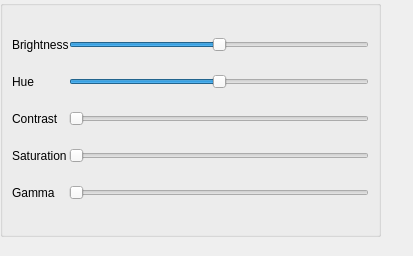
Old version of the form src/videoConfig.ui in the repository KDE/kamoso.
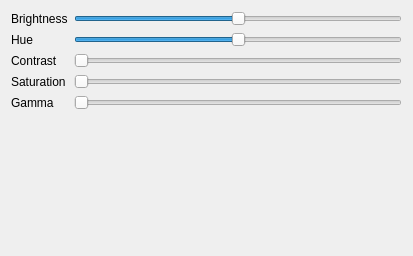
New version of the form.

Commit message: Fixed layouting and UI for video settings.

```diff
--- a/src/videoConfig.ui
+++ b/src/videoConfig.ui
@@ -13,32 +13,41 @@
   <property name="windowTitle">
    <string comment="KDE::DoNotExtract">Form</string>
   </property>
-  <widget class="QGroupBox" name="adjustEnable">
-   <property name="enabled">
-    <bool>true</bool>
-   </property>
-   <property name="geometry">
-    <rect>
-     <x>0</x>
-     <y>0</y>
-     <width>381</width>
-     <height>237</height>
-    </rect>
-   </property>
-   <property name="title">
-    <string/>
-   </property>
-   <property name="checkable">
-    <bool>false</bool>
-   </property>
-   <property name="checked">
-    <bool>false</bool>
-   </property>
-   <layout class="QGridLayout">
-    <property name="spacing">
-     <number>0</number>
-    </property>
-    <item row="2" column="1">
+  <layout class="QFormLayout" name="formLayout">
+   <item row="0" column="0">
+    <widget class="QLabel" name="brightnessLbl">
+     <property name="text">
+      <string>Brightness</string>
+     </property>
+    </widget>
+   </item>
+   <item row="0" column="1">
+    <widget class="QSlider" name="brightnessSlider">
+     <property name="minimum">
+      <number>-100</number>
+     </property>
+     <property name="maximum">
+      <number>100</number>
+     </property>
+     <property name="orientation">
+      <enum>Qt::Horizontal</enum>
+     </property>
+     <property name="tickPosition">
+      <enum>QSlider::NoTicks</enum>
+     </property>
+     <property name="tickInterval">
+      <number>100</number>
+     </property>
+    </widget>
+   </item>
+   <item row="1" column="0">
+    <widget class="QLabel" name="hueLbl">
+     <property name="text">
+      <string>Hue</string>
+     </property>
+    </widget>
+   </item>
+   <item row="1" column="1">
      <widget class="QSlider" name="hueSlider">
       <property name="minimum">
        <number>-100</number>
@@ -57,70 +66,37 @@
       </property>
      </widget>
     </item>
-    <item row="6" column="1">
-     <widget class="QSlider" name="gammaSlider">
-      <property name="minimum">
-       <number>1</number>
-      </property>
-      <property name="maximum">
-       <number>1000</number>
-      </property>
-      <property name="orientation">
-       <enum>Qt::Horizontal</enum>
-      </property>
-      <property name="tickPosition">
-       <enum>QSlider::NoTicks</enum>
-      </property>
-      <property name="tickInterval">
-       <number>50</number>
-      </property>
-     </widget>
-    </item>
-    <item row="3" column="1">
-     <widget class="QSlider" name="contrastSlider">
-      <property name="maximum">
-       <number>200</number>
-      </property>
-      <property name="orientation">
-       <enum>Qt::Horizontal</enum>
-      </property>
-      <property name="tickPosition">
-       <enum>QSlider::NoTicks</enum>
-      </property>
-      <property name="tickInterval">
-       <number>100</number>
-      </property>
-     </widget>
-    </item>
-    <item row="6" column="0">
-     <widget class="QLabel" name="gammaLbl">
-      <property name="text">
-       <string>Gamma</string>
-      </property>
-     </widget>
-    </item>
-    <item row="3" column="0">
+   <item row="2" column="0">
      <widget class="QLabel" name="contrastLbl">
       <property name="text">
        <string>Contrast</string>
       </property>
      </widget>
     </item>
-    <item row="5" column="0">
+   <item row="2" column="1">
+    <widget class="QSlider" name="contrastSlider">
+     <property name="maximum">
+      <number>200</number>
+     </property>
+     <property name="orientation">
+      <enum>Qt::Horizontal</enum>
+     </property>
+     <property name="tickPosition">
+      <enum>QSlider::NoTicks</enum>
+     </property>
+     <property name="tickInterval">
+      <number>100</number>
+     </property>
+    </widget>
+   </item>
+   <item row="3" column="0">
      <widget class="QLabel" name="saturationLbl">
       <property name="text">
        <string>Saturation</string>
       </property>
      </widget>
     </item>
-    <item row="2" column="0">
-     <widget class="QLabel" name="hueLbl">
-      <property name="text">
-       <string>Hue</string>
-      </property>
-     </widget>
-    </item>
-    <item row="5" column="1">
+   <item row="3" column="1">
      <widget class="QSlider" name="saturationSlider">
       <property name="maximum">
        <number>200</number>
@@ -136,13 +112,20 @@
       </property>
      </widget>
     </item>
-    <item row="0" column="1">
-     <widget class="QSlider" name="brightnessSlider">
+   <item row="4" column="0">
+    <widget class="QLabel" name="gammaLbl">
+     <property name="text">
+      <string>Gamma</string>
+     </property>
+    </widget>
+   </item>
+   <item row="4" column="1">
+    <widget class="QSlider" name="gammaSlider">
       <property name="minimum">
-       <number>-100</number>
+      <number>1</number>
       </property>
       <property name="maximum">
-       <number>100</number>
+      <number>1000</number>
       </property>
       <property name="orientation">
        <enum>Qt::Horizontal</enum>
@@ -151,19 +134,11 @@
        <enum>QSlider::NoTicks</enum>
       </property>
       <property name="tickInterval">
-       <number>100</number>
-      </property>
-     </widget>
-    </item>
-    <item row="0" column="0">
-     <widget class="QLabel" name="brightnessLbl">
-      <property name="text">
-       <string>Brightness</string>
+      <number>50</number>
       </property>
      </widget>
     </item>
    </layout>
-  </widget>
  </widget>
  <resources/>
  <connections/>
```
Lines whose indentation alone changed are shown as unchanged.
